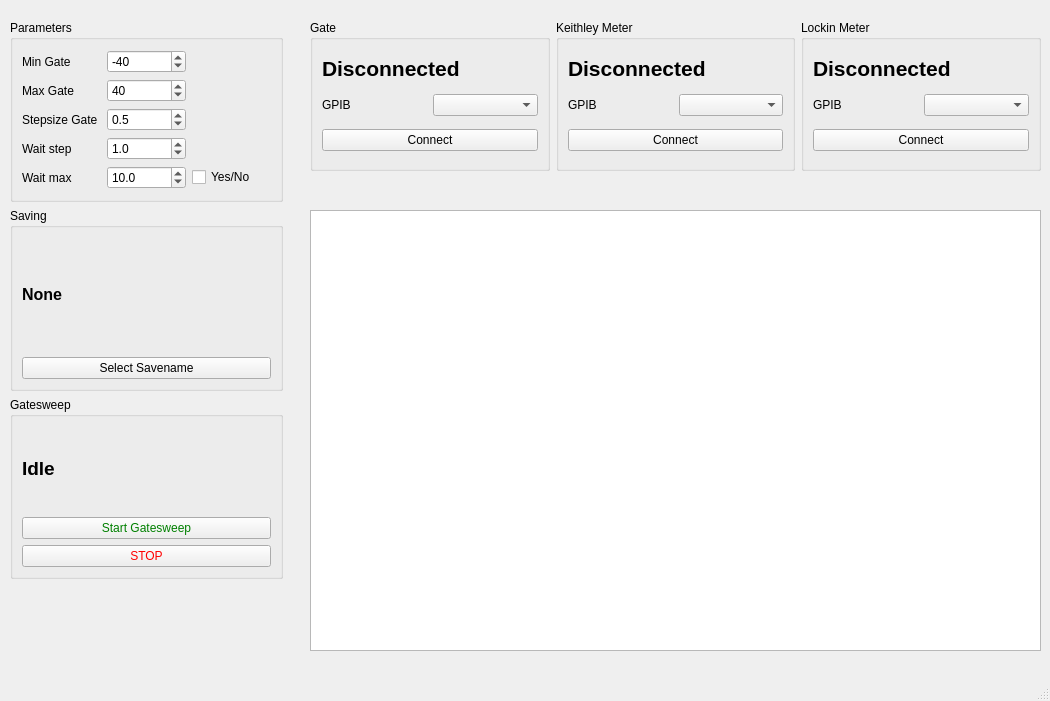
FalconTube/lab_software, file Gatesweep.ui: the form before one commit.
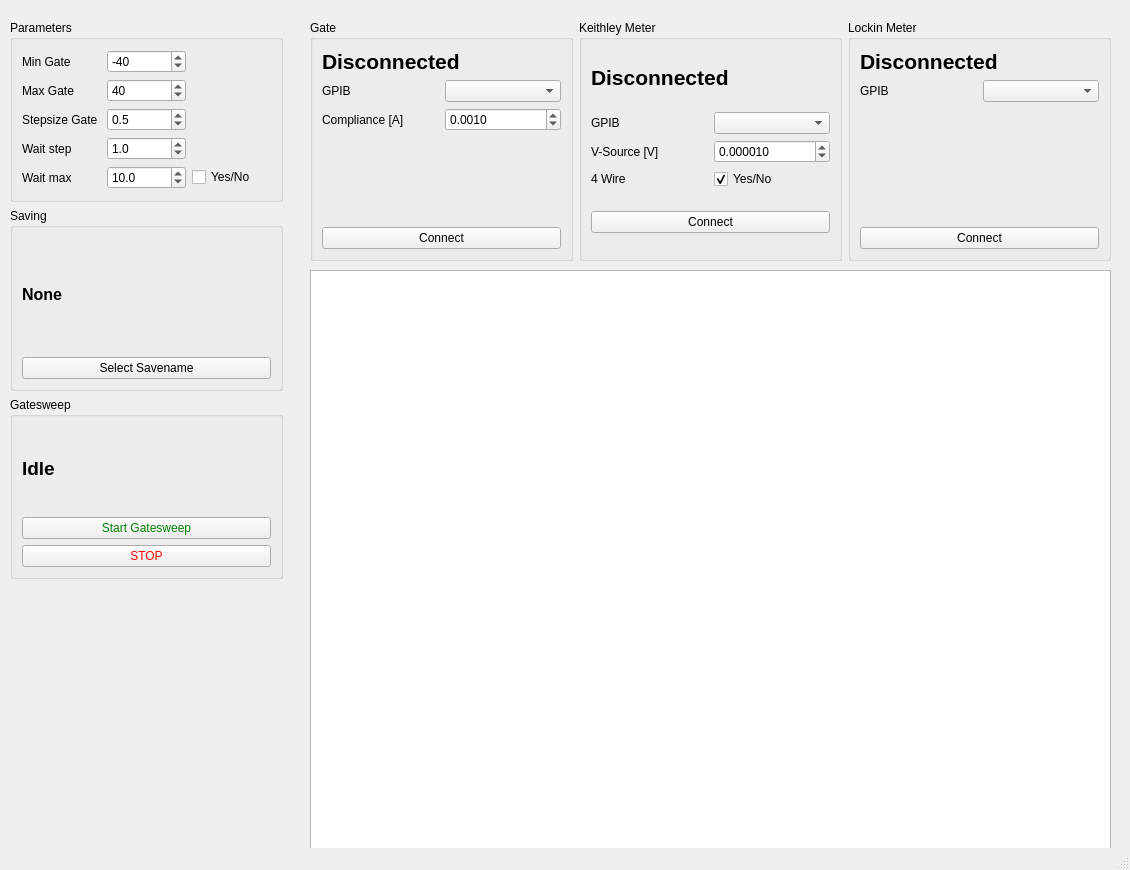
The form after the commit. Custom widgets are drawn as their Qt base class.

Commit message: added parameters to devices

```diff
--- a/Gatesweep.ui
+++ b/Gatesweep.ui
@@ -6,8 +6,8 @@
    <rect>
     <x>0</x>
     <y>0</y>
-    <width>1050</width>
-    <height>701</height>
+    <width>1130</width>
+    <height>870</height>
    </rect>
   </property>
   <property name="windowTitle">
@@ -256,9 +256,9 @@
     <property name="geometry">
      <rect>
       <x>310</x>
-      <y>210</y>
-      <width>731</width>
-      <height>441</height>
+      <y>270</y>
+      <width>801</width>
+      <height>581</height>
      </rect>
     </property>
    </widget>
@@ -267,8 +267,8 @@
      <rect>
       <x>310</x>
       <y>20</y>
-      <width>731</width>
-      <height>151</height>
+      <width>801</width>
+      <height>241</height>
      </rect>
     </property>
     <layout class="QHBoxLayout" name="horizontalLayout_2">
@@ -281,9 +281,49 @@
         <string>Gate</string>
        </property>
        <layout class="QGridLayout" name="gridLayout_3">
+        <item row="5" column="0">
+         <widget class="QPushButton" name="GateConnectButton">
+          <property name="text">
+           <string>Connect</string>
+          </property>
+         </widget>
+        </item>
+        <item row="0" column="0">
+         <widget class="QLabel" name="GateLabel">
+          <property name="sizePolicy">
+           <sizepolicy hsizetype="Preferred" vsizetype="Fixed">
+            <horstretch>0</horstretch>
+            <verstretch>0</verstretch>
+           </sizepolicy>
+          </property>
+          <property name="font">
+           <font>
+            <pointsize>16</pointsize>
+            <weight>75</weight>
+            <bold>true</bold>
+           </font>
+          </property>
+          <property name="text">
+           <string>Disconnected</string>
+          </property>
+         </widget>
+        </item>
+        <item row="4" column="0">
+         <spacer name="verticalSpacer_2">
+          <property name="orientation">
+           <enum>Qt::Vertical</enum>
+          </property>
+          <property name="sizeHint" stdset="0">
+           <size>
+            <width>20</width>
+            <height>40</height>
+           </size>
+          </property>
+         </spacer>
+        </item>
         <item row="2" column="0">
          <layout class="QGridLayout" name="gridLayout_4">
-          <item row="0" column="1">
+          <item row="1" column="1">
            <widget class="QComboBox" name="GatePortBox">
             <property name="currentText">
              <string/>
@@ -293,42 +333,35 @@
             </property>
            </widget>
           </item>
-          <item row="0" column="0">
+          <item row="1" column="0">
            <widget class="QLabel" name="label_6">
             <property name="text">
              <string>GPIB</string>
             </property>
            </widget>
           </item>
+          <item row="2" column="1">
+           <widget class="QDoubleSpinBox" name="GateComplicaneBox">
+            <property name="decimals">
+             <number>4</number>
+            </property>
+            <property name="singleStep">
+             <double>0.000100000000000</double>
+            </property>
+            <property name="value">
+             <double>0.001000000000000</double>
+            </property>
+           </widget>
+          </item>
+          <item row="2" column="0">
+           <widget class="QLabel" name="label_12">
+            <property name="text">
+             <string>Compliance [A]</string>
+            </property>
+           </widget>
+          </item>
          </layout>
         </item>
-        <item row="3" column="0">
-         <widget class="QPushButton" name="GateConnectButton">
-          <property name="text">
-           <string>Connect</string>
-          </property>
-         </widget>
-        </item>
-        <item row="1" column="0">
-         <widget class="QLabel" name="GateLabel">
-          <property name="sizePolicy">
-           <sizepolicy hsizetype="Preferred" vsizetype="Fixed">
-            <horstretch>0</horstretch>
-            <verstretch>0</verstretch>
-           </sizepolicy>
-          </property>
-          <property name="font">
-           <font>
-            <pointsize>16</pointsize>
-            <weight>75</weight>
-            <bold>true</bold>
-           </font>
-          </property>
-          <property name="text">
-           <string>Disconnected</string>
-          </property>
-         </widget>
-        </item>
        </layout>
       </widget>
      </item>
@@ -350,6 +383,43 @@
           <item row="0" column="1">
            <widget class="QComboBox" name="KMeterPortBox"/>
           </item>
+          <item row="2" column="1">
+           <widget class="QCheckBox" name="WireCheckBox">
+            <property name="text">
+             <string>Yes/No</string>
+            </property>
+            <property name="checked">
+             <bool>true</bool>
+            </property>
+           </widget>
+          </item>
+          <item row="1" column="1">
+           <widget class="QDoubleSpinBox" name="VSourceBox">
+            <property name="decimals">
+             <number>6</number>
+            </property>
+            <property name="singleStep">
+             <double>0.000001000000000</double>
+            </property>
+            <property name="value">
+             <double>0.000010000000000</double>
+            </property>
+           </widget>
+          </item>
+          <item row="2" column="0">
+           <widget class="QLabel" name="label_10">
+            <property name="text">
+             <string>4 Wire</string>
+            </property>
+           </widget>
+          </item>
+          <item row="1" column="0">
+           <widget class="QLabel" name="label_11">
+            <property name="text">
+             <string>V-Source [V]</string>
+            </property>
+           </widget>
+          </item>
          </layout>
         </item>
         <item row="0" column="0">
@@ -417,11 +487,24 @@
             </property>
            </widget>
           </item>
-          <item row="0" column="1">
+          <item row="0" column="2">
            <widget class="QComboBox" name="LMeterPortBox"/>
           </item>
          </layout>
         </item>
+        <item>
+         <spacer name="verticalSpacer">
+          <property name="orientation">
+           <enum>Qt::Vertical</enum>
+          </property>
+          <property name="sizeHint" stdset="0">
+           <size>
+            <width>20</width>
+            <height>40</height>
+           </size>
+          </property>
+         </spacer>
+        </item>
         <item>
          <widget class="QPushButton" name="LMeterConnectButton">
           <property name="text">
```
Left out of the diff: 56 changed lines with no effect on the pictures. The commit also changes 1 other file.
